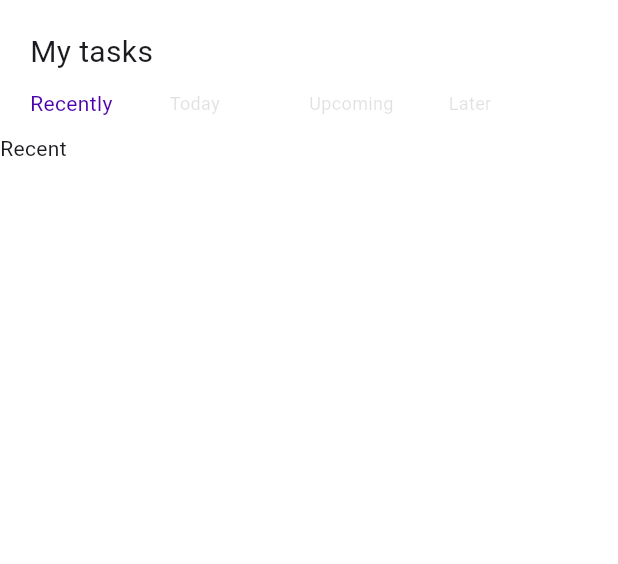
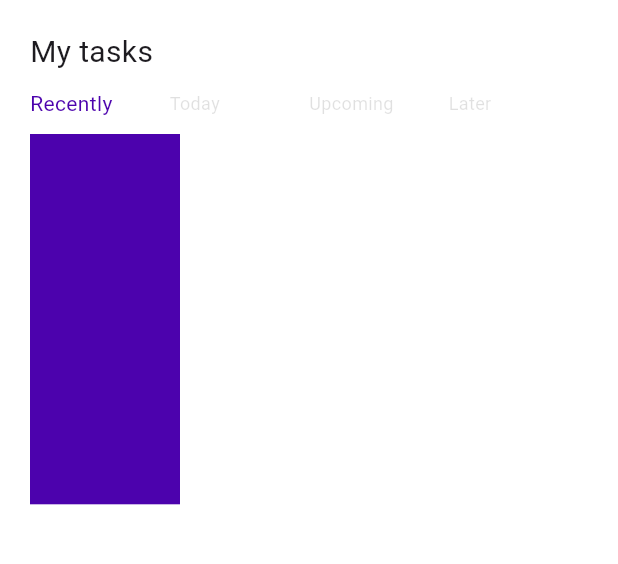
Before and after one commit to hopemadziakapita/Task-management, a Flutter app: the screen it shows after launch, on a phone screen of 412 x 824 dp, the part 135-699 px from its top. Run offline on Flutter 3.47's test engine with Material 2 defaults, Android fonts, the phone set to English and light mode, and no system bars.

Commit message:
Creaate Pageview Tab: Recents

```diff
--- a/lib/pages/Home.dart
+++ b/lib/pages/Home.dart
@@ -1,5 +1,6 @@
 import 'package:flutter/material.dart';
 import 'package:interview/helpers/Colors.dart';
+import 'package:interview/pages/Recents.dart';
 import 'package:interview/widgets/FilterTabs.dart';
 
 class Home extends StatelessWidget {
@@ -101,7 +102,7 @@ class Home extends StatelessWidget {
                       onPageChanged: (value) {
                         index = value;
                       },
-                      children: [Text("Recent"), Text("data")],
+                      children: [Recents(), Text("data")],
                     ),
                   )
                 ],
--- /dev/null
+++ b/lib/pages/Recents.dart
@@ -0,0 +1,29 @@
+import 'package:flutter/material.dart';
+import 'package:interview/helpers/Colors.dart';
+
+class Recents extends StatelessWidget {
+  const Recents({super.key});
+
+  @override
+  Widget build(BuildContext context) {
+    return Padding(
+      padding: const EdgeInsets.only(left: 20.0),
+      child: Column(
+        children: [
+          SizedBox(
+            height: MediaQuery.of(context).size.height * .3,
+            child: ListView(
+              scrollDirection: Axis.horizontal,
+              children: [
+                Container(
+                  width: 100,
+                  decoration: BoxDecoration(color: AppColors().primaryColor),
+                )
+              ],
+            ),
+          )
+        ],
+      ),
+    );
+  }
+}
```
